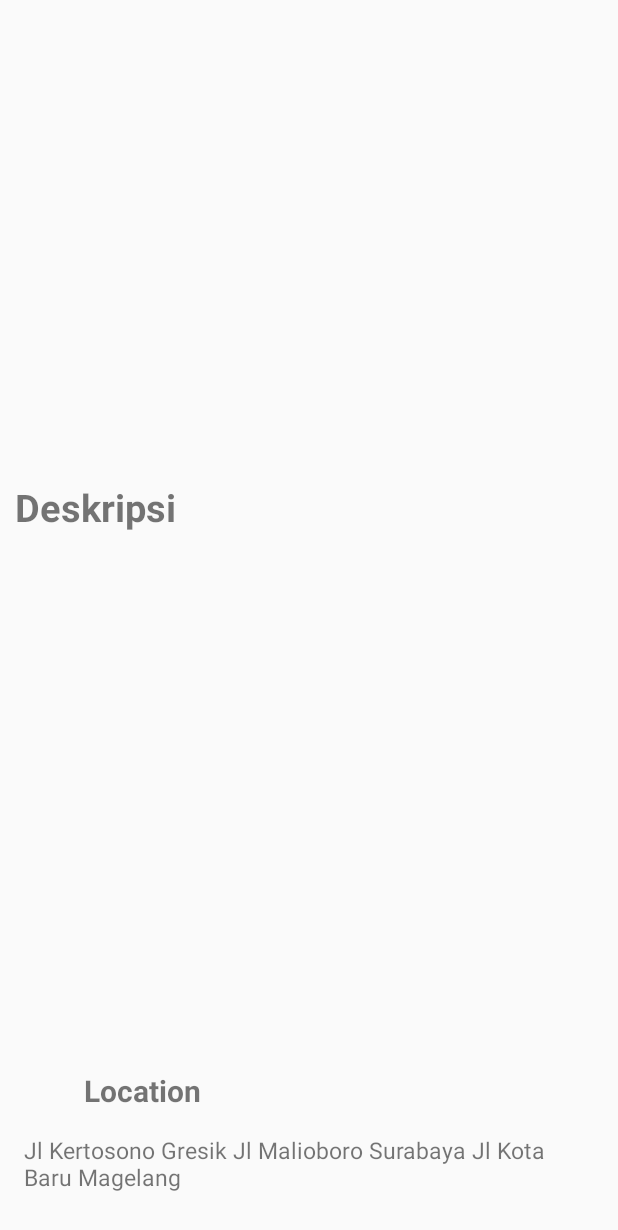
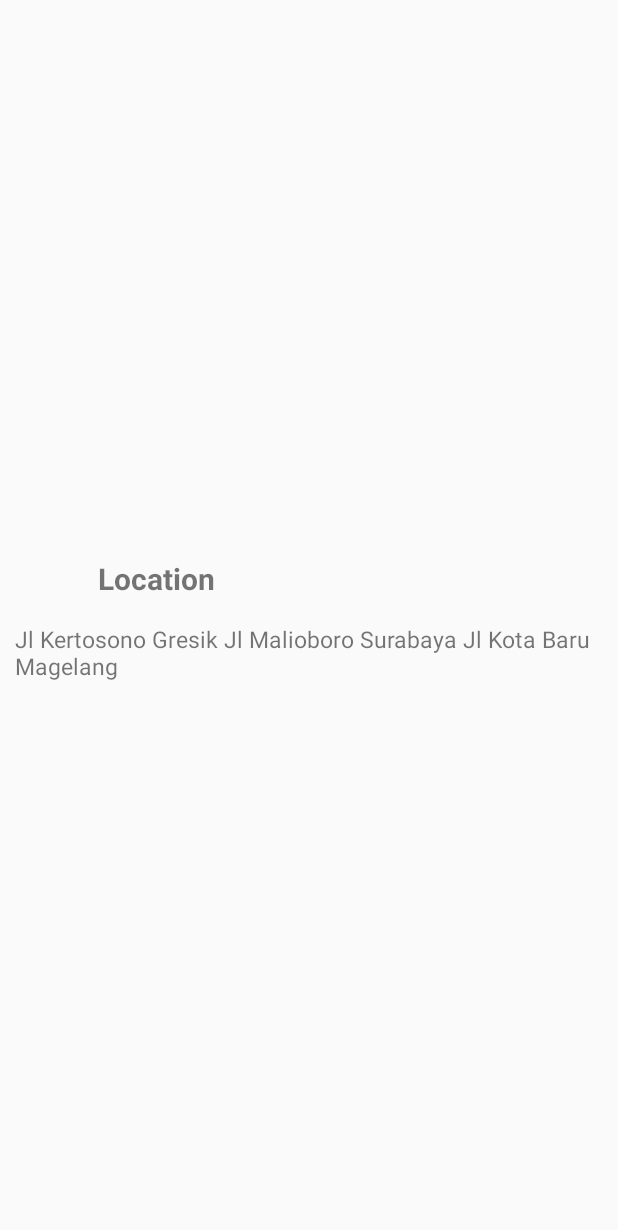
Before and after one commit to andresaputra74/resto, an Android app: the DetailsActivity screen opened directly, with no data from a screen before it, on a phone screen of 412 x 824 dp. Shown: the top 1230 px of the screen. Run offline under Robolectric (Android 15) with nearby library versions, the phone set to English and light mode, and no system bars.

Commit message:
Commit (bug)

```diff
--- a/app/src/main/java/com/example/resto/activity/DetailsActivity.java
+++ b/app/src/main/java/com/example/resto/activity/DetailsActivity.java
@@ -1,16 +1,31 @@
 package com.example.resto.activity;
 
 import android.os.Bundle;
+import android.widget.ImageView;
+import android.widget.TextView;
 
 import androidx.appcompat.app.AppCompatActivity;
 
+import com.bumptech.glide.Glide;
 import com.example.resto.R;
+import com.example.resto.model.Menu;
 
 public class DetailsActivity extends AppCompatActivity {
+
+	public static final String EXTRA_MENU = "extra_menu";
 
     @Override
     protected void onCreate(Bundle savedInstanceState) {
         super.onCreate(savedInstanceState);
         setContentView(R.layout.activity_details);
+
+		ImageView gambar = findViewById(R.id.gambar_detail);
+
+		Menu menu = getIntent().getParcelableExtra(EXTRA_MENU);
+		if (menu != null) {
+			((TextView) findViewById(R.id.name_detail)).setText(menu.getNama());
+			((TextView) findViewById(R.id.deskripsi_detail)).setText(menu.getDeskripsi());
+			Glide.with(this).load(menu.getGambar()).into(gambar);
+		}
     }
 }
--- a/app/src/main/res/layout/activity_details.xml
+++ b/app/src/main/res/layout/activity_details.xml
@@ -1,5 +1,5 @@
 <?xml version="1.0" encoding="utf-8"?>
-<androidx.constraintlayout.widget.ConstraintLayout xmlns:android="http://schemas.android.com/apk/res/android"
+<ScrollView xmlns:android="http://schemas.android.com/apk/res/android"
     xmlns:app="http://schemas.android.com/apk/res-auto"
     xmlns:tools="http://schemas.android.com/tools"
     android:layout_width="match_parent"
@@ -9,7 +9,7 @@
     <androidx.constraintlayout.widget.ConstraintLayout
         android:id="@+id/cons_detail"
         android:layout_width="match_parent"
-        android:layout_height="match_parent"
+        android:layout_height="wrap_content"
         app:layout_constraintBottom_toBottomOf="parent"
         app:layout_constraintEnd_toEndOf="parent"
         app:layout_constraintHorizontal_bias="1.0"
@@ -23,94 +23,74 @@
             android:id="@+id/name_detail"
             android:layout_width="match_parent"
             android:layout_height="wrap_content"
-            android:paddingLeft="15sp"
-            android:paddingTop="10sp"
-            android:paddingRight="15sp"
-            android:paddingBottom="10sp"
+            android:layout_marginStart="15dp"
+            android:layout_marginEnd="15dp"
+            android:layout_marginTop="10dp"
             tools:text="ini buat nama makanan/minuman"
             android:textSize="30sp"
             android:textStyle="bold"
             app:layout_constraintEnd_toEndOf="parent"
             app:layout_constraintHorizontal_bias="0.0"
             app:layout_constraintStart_toStartOf="parent"
-            app:layout_constraintTop_toTopOf="@id/cons_detail" />
+            app:layout_constraintTop_toTopOf="parent" />
 
         <ImageView
-            android:id="@+id/img_datail"
+            android:id="@+id/gambar_detail"
             android:layout_width="match_parent"
             android:layout_height="250sp"
+            android:layout_marginTop="10dp"
+            tools:src="@drawable/burger1"
             app:layout_constraintTop_toBottomOf="@id/name_detail"
-            tools:src="@drawable/burger1"
-            tools:ignore="ContentDescription" />
+            app:layout_constraintStart_toStartOf="parent"
+            app:layout_constraintEnd_toEndOf="parent"
+            tools:ignore="ContentDescription"/>
 
         <TextView
-            android:id="@+id/deskripsi"
+            android:id="@+id/deskripsi_detail"
             android:layout_width="match_parent"
-            android:layout_height="250dp"
-            android:paddingLeft="10sp"
-            android:paddingTop="10sp"
-            android:text="Deskripsi"
+            android:layout_height="wrap_content"
+            android:layout_margin="10dp"
+            tools:text="Deskripsi"
             android:textSize="25sp"
             android:textStyle="bold"
-            app:layout_constraintBottom_toTopOf="@+id/cons_detail2"
-            app:layout_constraintTop_toBottomOf="@id/img_datail"
-            app:layout_constraintVertical_bias="0.0"
-            tools:layout_editor_absoluteX="-3dp" />
-
-        <androidx.constraintlayout.widget.ConstraintLayout
-            android:id="@+id/cons_detail2"
-            android:layout_width="411dp"
-            android:layout_height="131dp"
-            app:layout_constraintBottom_toBottomOf="parent"
+            app:layout_constraintStart_toStartOf="parent"
             app:layout_constraintEnd_toEndOf="parent"
-            app:layout_constraintHorizontal_bias="1.0"
-            app:layout_constraintStart_toEndOf="parent"
-            app:layout_constraintStart_toStartOf="parent"
-            app:layout_constraintTop_toBottomOf="parent"
-            app:layout_constraintTop_toTopOf="parent"
-            app:layout_constraintVertical_bias="1.0">
+            app:layout_constraintTop_toBottomOf="@id/gambar_detail"/>
 
         <ImageView
             android:id="@+id/img_pin"
             android:layout_width="40dp"
             android:layout_height="40dp"
-                android:paddingLeft="10sp"
-                app:layout_constraintBottom_toBottomOf="parent"
-                app:layout_constraintStart_toStartOf="parent"
-                app:layout_constraintTop_toTopOf="parent"
-                app:layout_constraintVertical_bias="0.143"
+            android:layout_marginTop="10dp"
+            app:layout_constraintStart_toStartOf="@id/deskripsi_detail"
+            app:layout_constraintTop_toBottomOf="@id/deskripsi_detail"
             tools:ignore="ContentDescription"
             tools:src="@drawable/pin" />
 
         <TextView
-                android:layout_width="match_parent"
+            android:layout_width="0dp"
             android:layout_height="wrap_content"
-                android:layout_marginLeft="55sp"
-                android:text="Location"
+            android:layout_marginEnd="10dp"
+            android:layout_marginStart="15dp"
+            android:text="@string/location"
             android:textSize="20sp"
             android:textStyle="bold"
-                app:layout_constraintBottom_toBottomOf="@id/img_pin"
-                app:layout_constraintEnd_toEndOf="parent"
-                app:layout_constraintHorizontal_bias="1.0"
             app:layout_constraintStart_toEndOf="@id/img_pin"
             app:layout_constraintTop_toTopOf="@id/img_pin"
-                app:layout_constraintVertical_bias="0.583" />
+            app:layout_constraintBottom_toBottomOf="@id/img_pin"
+            app:layout_constraintEnd_toEndOf="parent"/>
 
         <TextView
             android:id="@+id/lokasi"
-                android:layout_width="match_parent"
+            android:layout_width="0dp"
             android:layout_height="wrap_content"
-                android:paddingStart="15dp"
-                android:paddingEnd="15dp"
-                android:paddingTop="10sp"
-                android:paddingBottom="10sp"
+            android:layout_marginEnd="10dp"
+            android:layout_marginTop="10dp"
             android:text="@string/dummy_location"
             android:textSize="15sp"
             app:layout_constraintTop_toBottomOf="@id/img_pin"
+            app:layout_constraintStart_toStartOf="@id/img_pin"
+            app:layout_constraintEnd_toEndOf="parent"
             tools:layout_editor_absoluteX="1dp" />
-
     </androidx.constraintlayout.widget.ConstraintLayout>
-
-    </androidx.constraintlayout.widget.ConstraintLayout>
-
-</androidx.constraintlayout.widget.ConstraintLayout>
+</ScrollView>
--- a/app/src/main/res/layout/activity_splash.xml
+++ b/app/src/main/res/layout/activity_splash.xml
@@ -7,8 +7,9 @@
 
     <ImageView
         android:id="@+id/gambar"
+        android:scaleType="fitXY"
         android:layout_width="match_parent"
         android:layout_height="match_parent"
-        android:background="@drawable/firstpage"
+        tools:background="@drawable/firstpage"
         tools:ignore="ContentDescription"/>
 </LinearLayout>
--- a/app/src/main/res/layout/item_makanan.xml
+++ b/app/src/main/res/layout/menu.xml
@@ -4,7 +4,7 @@
     xmlns:tools="http://schemas.android.com/tools"
     android:layout_width="match_parent"
     android:layout_height="wrap_content"
-    android:padding="8dp">
+    android:padding="10dp">
 
     <androidx.constraintlayout.widget.ConstraintLayout
         android:id="@+id/item_container"
@@ -47,6 +47,7 @@
     <View
         android:layout_width="match_parent"
         android:layout_height="1dp"
+        android:layout_marginTop="10dp"
         android:background="@android:color/darker_gray"
         app:layout_constraintTop_toBottomOf="@id/item_container"/>
 </androidx.constraintlayout.widget.ConstraintLayout>
--- a/app/src/main/res/values/strings.xml
+++ b/app/src/main/res/values/strings.xml
@@ -4,4 +4,5 @@
     <string name="minuman">Minuman</string>
     <string name="snack">Snack</string>
     <string name="dummy_location">Jl Kertosono Gresik   Jl Malioboro Surabaya   Jl Kota Baru Magelang</string>
+    <string name="location">Location</string>
 </resources>
```
Also changed, not shown: app/src/main/java/com/example/resto/activity/DashboardActivity.java (+8 -6 lines), app/src/main/java/com/example/resto/activity/SplashActivity.java (+9 -0 lines), app/src/main/java/com/example/resto/adapter/MenuAdapter.java (+13 -2 lines), app/src/main/java/com/example/resto/fragment/ListMenuFragment.java (renamed from app/src/main/java/com/example/resto/fragment/ItemFragment.java, +6 -5 lines), app/src/main/res/layout/fragment_menu.xml (+9 -6 lines), app/src/main/res/layout/fragment_menu_list.xml (deleted, +0 -13 lines). Lines whose indentation alone changed are shown as unchanged.
